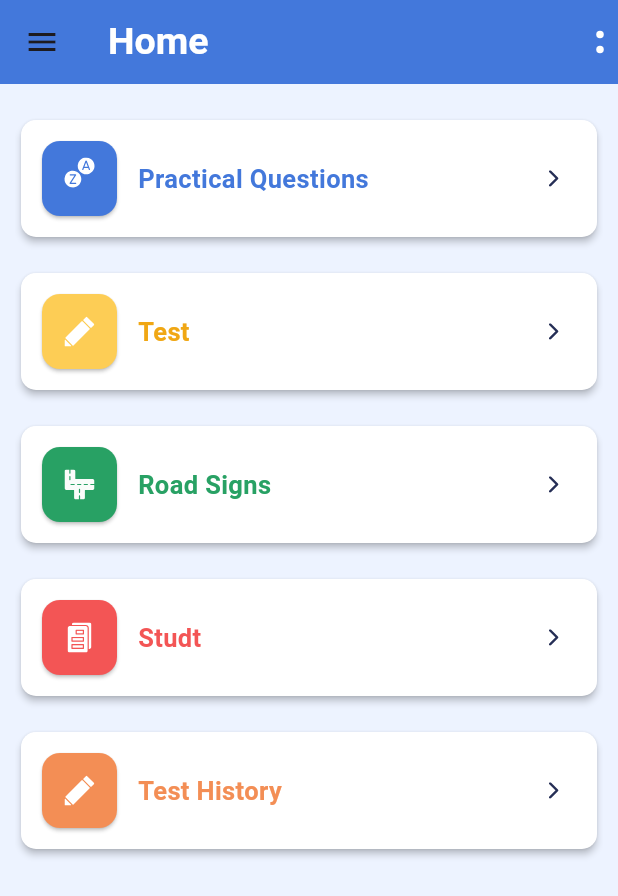
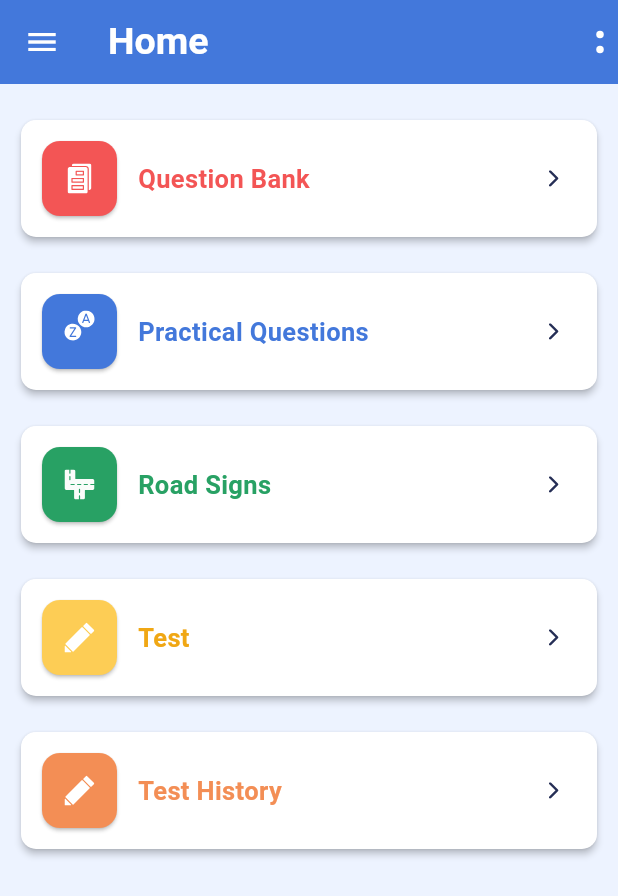
Before and after one commit to ananddevloper/rto_apps, a Flutter app: the screen it shows after launch, on a phone screen of 412 x 824 dp. Shown: the top 896 px of the screen. Run offline on Flutter 3.47's test engine with Material 3 defaults, Android fonts, the phone set to English and light mode, and no system bars; our stand-ins replace flutter_svg, lottie; project files that could hold a hidden picture were left out.

Commit message:
Today CompletRoadsign design

```diff
--- a/lib/Screen/home_screen.dart
+++ b/lib/Screen/home_screen.dart
@@ -1,20 +1,35 @@
+import 'dart:convert';
 import 'package:flutter/material.dart';
+import 'package:flutter/services.dart';
 import 'package:flutter_svg/svg.dart';
 import 'package:rto_apps/Screen/practice_question_section_page.dart';
 import 'package:rto_apps/Screen/practice_questions.dart';
+import 'package:rto_apps/Screen/question_model.dart';
+import 'package:rto_apps/Screen/question_bank.dart';
+import 'package:rto_apps/Screen/road_sign.dart';
 import 'package:rto_apps/helper/app_colors.dart';
 import 'package:rto_apps/helper/asset_helper.dart';
 
 class HomeScreen extends StatefulWidget {
   const HomeScreen({super.key});
-
   @override
   State<HomeScreen> createState() => _HomeScreenState();
 }
 
 class _HomeScreenState extends State<HomeScreen> {
 
+List<QuestionModel> homeScreenLoadingList = [];
+
   List<Map<String, dynamic>> get homeScreenList => [
+    {
+      'cardColor': AppColors.redColor,
+      'icon': SvgPicture.asset(AppIcon.study),
+    'title': 'Question Bank',
+    'titleColor': AppColors.redColor,
+    'onTap':() {
+      Navigator.push(context, MaterialPageRoute(builder: (context) => QuestionBank(questionList: homeScreenLoadingList.where((q)=> q.image == null || q.image!.isEmpty).toList())));
+    }
+    },
     {
       'cardColor': AppColors.appBarColors,
       'icon': SvgPicture.asset(AppIcon.aToZ),
@@ -25,39 +40,30 @@ class _HomeScreenState extends State<HomeScreen> {
     },
     },
     {
+      'cardColor': AppColors.greenColors,
+      'icon': SvgPicture.asset(AppIcon.roadSign),
+    'title': 'Road Signs',
+    'titleColor': AppColors.greenColors,
+    'onTap': () {
+      Navigator.push(context, MaterialPageRoute(builder: (context) => RoadSignScreen(roadSign: homeScreenLoadingList.where((q)=> q.image !=null || (q.image?.isNotEmpty ?? false)).toList())));
+    },
+    },
+    {
       'cardColor': AppColors.yellowLightColoe,
       'icon': SvgPicture.asset(AppIcon.test),
     'title': 'Test',
     'titleColor': AppColors.yellowDarkColors,
     'onTap': () {
-     // Navigator.push(context, MaterialPageRoute(builder: (context) => PracticeQuestions()));
+     // Navigator.push(context, MaterialPageRoute(builder: (context) => StudyScreen()));
     },
     },
-    {
-      'cardColor': AppColors.greenColors,
-      'icon': SvgPicture.asset(AppIcon.roadSign),
-    'title': 'Road Signs',
-    'titleColor': AppColors.greenColors,
-    'onTap': () {
-    //  Navigator.push(context, MaterialPageRoute(builder: (context) => PracticeQuestions()));
-    },
-    },
-    {
-      'cardColor': AppColors.redColor,
-      'icon': SvgPicture.asset(AppIcon.study),
-    'title': 'Studt',
-    'titleColor': AppColors.redColor,
-    'onTap': (){
 
-    }
-    },
     {
       'cardColor': AppColors.lightOrangeColor,
       'icon': SvgPicture.asset(AppIcon.test),
     'title': 'Test History',
     'titleColor': AppColors.lightOrangeColor,
     'onTap': (){
-
     }
     },
   ];
@@ -67,6 +73,7 @@ class _HomeScreenState extends State<HomeScreen> {
     return Scaffold(
       backgroundColor: AppColors.homePageBackground,
       appBar: AppBar(
+        iconTheme: IconThemeData(color: AppColors.whiteColors),
         backgroundColor: AppColors.appBarColors,
 
         leading: Icon(Icons.menu),
@@ -86,9 +93,9 @@ class _HomeScreenState extends State<HomeScreen> {
           child: Column(
 
             children: [
-              SizedBox(
-                height: 900,
-                child: ListView.separated(
+              ListView.separated(
+                shrinkWrap:  true,
+                physics: NeverScrollableScrollPhysics(),
                 itemBuilder: (context, index) {
                   return Card(
                     elevation: 2,
@@ -111,7 +118,6 @@ class _HomeScreenState extends State<HomeScreen> {
                 separatorBuilder: (context, index) =>
                     Divider(color: Colors.transparent),
                 itemCount: homeScreenList.length,
-                ),
               ),
             ],
           ),
@@ -146,7 +152,20 @@ class _HomeScreenState extends State<HomeScreen> {
       ),
     );
   }
+
+@override
+  void initState() {
+    super.initState();
+    loadingHomeData();
+  }
+Future<void> loadingHomeData() async {
+    final String response = await rootBundle.loadString(AppFile.dataJson);
+    final List<dynamic> data = json.decode(response);
+    final allQuestions = data.map((e) => QuestionModel.fromjson(e)).toList();
+    homeScreenLoadingList = allQuestions;
+    setState(() {
+
+    });
   }
 
-class voidCallback {
 }
--- a/lib/Screen/introduction_page.dart
+++ b/lib/Screen/introduction_page.dart
@@ -17,6 +17,7 @@ class _IntroductionPageState extends State<IntroductionPage> {
     return Scaffold(
       backgroundColor: AppColors.homePageBackground,
       appBar: AppBar(
+        iconTheme: IconThemeData(color: AppColors.whiteColors),
         backgroundColor: AppColors.appBarColors,
         title: Text(
           'Exam',
--- a/lib/Screen/practice_question_section_page.dart
+++ b/lib/Screen/practice_question_section_page.dart
@@ -16,7 +16,7 @@ class PracticeQuestionSectionPage extends StatefulWidget {
 
 class _PracticeQuestionSectionPageState
     extends State<PracticeQuestionSectionPage> {
-  final List<PracticeQuestionSectionModal> practiceQuestionSectionList = List.generate(20, (index){
+  final List<PracticeQuestionSectionModal> practiceQuestionSectionList = List.generate(15, (index){
     return PracticeQuestionSectionModal(index: index + 1, title: 'Practice Questions Set');
   });
 
@@ -25,6 +25,7 @@ class _PracticeQuestionSectionPageState
     return Scaffold(
       backgroundColor: AppColors.homePageBackground,
       appBar: AppBar(
+        iconTheme: IconThemeData(color: AppColors.whiteColors),
         title: Text('Practice Questions',style: TextStyle(color: AppColors.whiteColors,fontSize: 20,fontWeight: FontWeight.bold),),
         backgroundColor: AppColors.appBarColors,
       ),
--- a/lib/Screen/question_model.dart
+++ b/lib/Screen/question_model.dart
@@ -35,7 +35,8 @@ class QuestionModel {
       options: json['questions'].cast<String>(),
       id: json['id'],
       image: json['image'],
-      selectedAnswer: json['selectedAnswer'],
+     // selectedAnswer: json['selectedAnswer'],
+      selectedAnswer: null,
       correctAnswer: json['answer'],
     );
   }
--- a/lib/main.dart
+++ b/lib/main.dart
@@ -17,7 +17,7 @@ class MyApp extends StatelessWidget {
   Widget build(BuildContext context) {
     return MaterialApp(
       debugShowCheckedModeBanner: false,
-      title: 'Flutter Demo',
+      title: 'RTO EXAM',
       theme: ThemeData(
         colorScheme: .fromSeed(seedColor: Colors.deepPurple),
       ),
```
Also changed, not shown: lib/Screen/practice_questions.dart (+10 -7 lines), lib/Screen/question_bank.dart (added, +81 -0 lines), lib/Screen/road_sign.dart (added, +71 -0 lines), 60 other files. Lines whose indentation alone changed are shown as unchanged.
